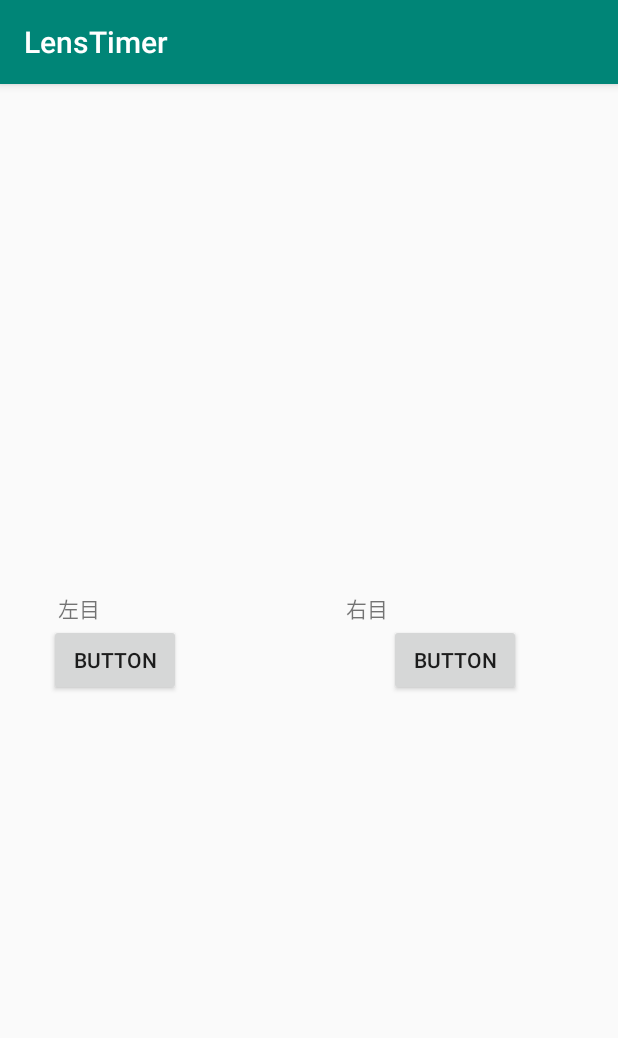
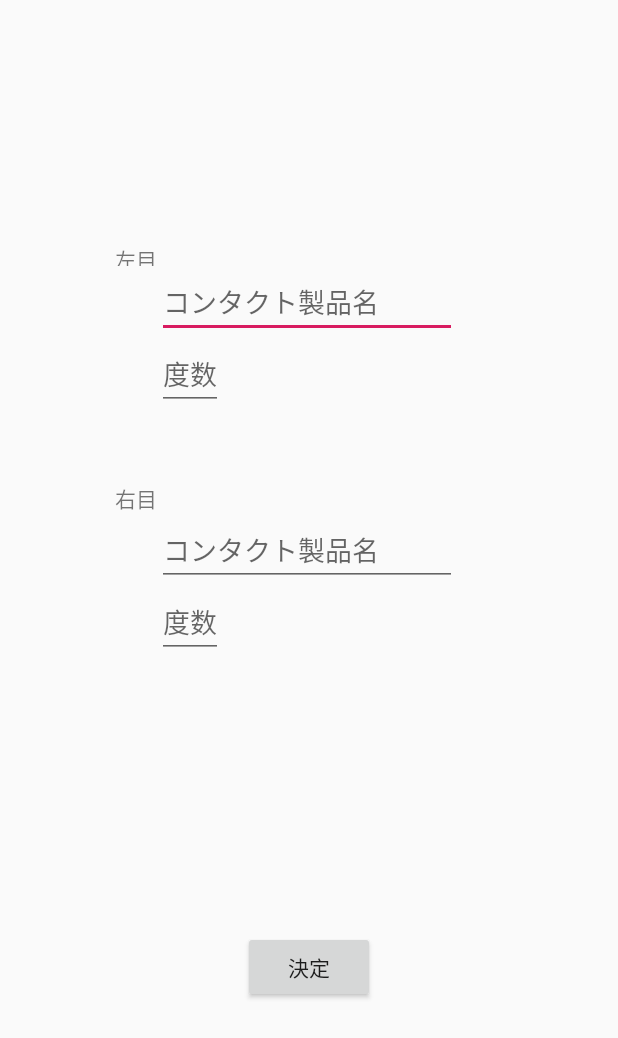
Before and after one commit to naokiur/LensTimer, an Android app: the screen it shows after launch (MainActivity before the commit, InitialSettingActivity after it), on a phone screen of 412 x 824 dp. Shown: the top 1038 px of the screen. Run offline under Robolectric (Android 15) with nearby library versions, the phone set to English and light mode, and no system bars.

Commit message:
Add Setting Activity

```diff
--- a/app/build.gradle
+++ b/app/build.gradle
@@ -25,7 +25,7 @@ android {
 
 dependencies {
     implementation fileTree(dir: 'libs', include: ['*.jar'])
-    implementation"org.jetbrains.kotlin:kotlin-stdlib-jdk7:$kotlin_version"
+    implementation "org.jetbrains.kotlin:kotlin-stdlib-jdk7:$kotlin_version"
     implementation 'androidx.appcompat:appcompat:1.0.2'
     implementation 'androidx.core:core-ktx:1.0.2'
     implementation 'com.google.android.material:material:1.0.0'
--- a/app/src/main/AndroidManifest.xml
+++ b/app/src/main/AndroidManifest.xml
@@ -10,6 +10,11 @@
             android:supportsRtl="true"
             android:theme="@style/AppTheme">
         <activity
+                android:name=".InitialSettingActivity"
+                android:label="@string/title_activity_initial_setting"
+                android:theme="@style/AppTheme.NoActionBar">
+        </activity>
+        <activity
                 android:name=".MainActivity"
                 android:label="@string/app_name">
             <intent-filter>
--- /dev/null
+++ b/app/src/main/kotlin/jp/ne/naokiur/lenstimer/InitialSettingActivity.kt
@@ -0,0 +1,64 @@
+package jp.ne.naokiur.lenstimer
+
+import android.os.Bundle
+import android.widget.Button
+import android.widget.EditText
+import android.widget.Toast
+import com.google.android.material.snackbar.Snackbar
+import androidx.appcompat.app.AppCompatActivity;
+import jp.ne.naokiur.lenstimer.models.Lens
+import jp.ne.naokiur.lenstimer.models.dao.LensDao
+
+import kotlinx.android.synthetic.main.activity_initial_setting.*
+import java.util.*
+
+class InitialSettingActivity : AppCompatActivity() {
+    private lateinit var rightProductName: EditText
+    private lateinit var rightLensPower: EditText
+    private lateinit var leftProductName: EditText
+    private lateinit var leftLensPower: EditText
+
+    private lateinit var settingExecute: Button
+
+    override fun onCreate(savedInstanceState: Bundle?) {
+        super.onCreate(savedInstanceState)
+        setContentView(R.layout.activity_initial_setting)
+
+        settingExecute = findViewById(R.id.settingExecute)
+
+        settingExecute.setOnClickListener {
+            val dao = LensDao(this)
+
+            rightProductName = findViewById(R.id.right_product_name)
+            rightLensPower = findViewById(R.id.right_lens_power)
+
+            leftProductName = findViewById(R.id.left_product_name)
+            leftLensPower = findViewById(R.id.left_lens_power)
+
+            val now = Calendar.getInstance().timeInMillis
+
+            val right = Lens(
+                rightProductName.text.toString(),
+                rightLensPower.text.toString().toBigDecimal(),
+                "R",
+                now
+            )
+
+            val left = Lens(
+                leftProductName.text.toString(),
+                leftLensPower.text.toString().toBigDecimal(),
+                "L",
+                now
+            )
+
+            dao.insert(right)
+            dao.insert(left)
+
+            finish()
+        }
+    }
+
+    override fun onBackPressed() {
+        Toast.makeText(this, "初期情報を入力して下さい。", Toast.LENGTH_SHORT).show()
+    }
+}
--- a/app/src/main/kotlin/jp/ne/naokiur/lenstimer/MainActivity.kt
+++ b/app/src/main/kotlin/jp/ne/naokiur/lenstimer/MainActivity.kt
@@ -1,5 +1,6 @@
 package jp.ne.naokiur.lenstimer
 
+import android.content.Intent
 import android.os.Bundle
 import android.widget.Button
 import android.widget.TextView
@@ -19,6 +20,13 @@ class MainActivity : AppCompatActivity() {
         super.onCreate(savedInstanceState)
         setContentView(R.layout.activity_main)
         val lensDao = LensDao(this)
+
+        val lenses = lensDao.selectAll()
+
+        if (lenses.count() == 0) {
+            val intent = Intent(this, InitialSettingActivity::class.java)
+            startActivity(intent)
+        }
 
 //        val navView: BottomNavigationView = findViewById(R.id.nav_view)
 
--- /dev/null
+++ b/app/src/main/res/layout/activity_initial_setting.xml
@@ -0,0 +1,79 @@
+<?xml version="1.0" encoding="utf-8"?>
+<androidx.constraintlayout.widget.ConstraintLayout
+        xmlns:android="http://schemas.android.com/apk/res/android"
+        xmlns:app="http://schemas.android.com/apk/res-auto"
+        xmlns:tools="http://schemas.android.com/tools"
+        android:id="@+id/container"
+        android:layout_width="match_parent"
+        android:layout_height="match_parent"
+        tools:context=".InitialSettingActivity">
+    <TextView
+            android:text="左目"
+            android:layout_width="wrap_content"
+            android:layout_height="15dp"
+            app:layout_constraintLeft_toLeftOf="parent"
+            app:layout_constraintRight_toRightOf="parent"
+            app:layout_constraintTop_toTopOf="parent"
+            app:layout_constraintBottom_toBottomOf="parent"
+            android:id="@+id/label_left_eye"
+            app:layout_constraintVertical_bias="0.2"
+            app:layout_constraintHorizontal_bias="0.2"
+    />
+    <EditText
+            android:layout_width="200dp"
+            android:layout_height="wrap_content"
+            android:hint="コンタクト製品名"
+            app:layout_constraintLeft_toRightOf="@id/label_left_eye"
+            app:layout_constraintTop_toBottomOf="@id/label_left_eye"
+            android:id="@+id/left_product_name"
+    />
+    <EditText
+            android:layout_width="wrap_content"
+            android:hint="度数"
+            android:layout_height="wrap_content"
+            app:layout_constraintLeft_toRightOf="@id/label_left_eye"
+            app:layout_constraintTop_toBottomOf="@id/left_product_name"
+            android:id="@+id/left_lens_power"
+    />
+    <TextView
+            android:text="@string/label_right_eye"
+            android:layout_width="wrap_content"
+            android:layout_height="wrap_content"
+            app:layout_constraintLeft_toLeftOf="parent"
+            app:layout_constraintRight_toRightOf="parent"
+            app:layout_constraintTop_toTopOf="parent"
+            app:layout_constraintBottom_toBottomOf="parent"
+            android:id="@+id/label_right_eye"
+            app:layout_constraintVertical_bias="0.4"
+            app:layout_constraintHorizontal_bias="0.2"
+    />
+    <EditText
+            android:layout_width="200dp"
+            android:layout_height="wrap_content"
+            android:hint="コンタクト製品名"
+            app:layout_constraintLeft_toRightOf="@id/label_right_eye"
+            app:layout_constraintTop_toBottomOf="@id/label_right_eye"
+            android:id="@+id/right_product_name"
+    />
+    <EditText
+            android:layout_width="wrap_content"
+            android:hint="度数"
+            android:layout_height="wrap_content"
+            app:layout_constraintLeft_toRightOf="@id/label_right_eye"
+            app:layout_constraintTop_toBottomOf="@id/right_product_name"
+            android:id="@+id/right_lens_power"
+    />
+    <Button
+            android:text="決定"
+            android:layout_width="wrap_content"
+            android:layout_height="wrap_content"
+            app:layout_constraintLeft_toLeftOf="parent"
+            app:layout_constraintRight_toRightOf="parent"
+            app:layout_constraintTop_toTopOf="parent"
+            app:layout_constraintBottom_toBottomOf="parent"
+            app:layout_constraintVertical_bias="0.8"
+            app:layout_constraintHorizontal_bias="0.5"
+            android:id="@+id/settingExecute"
+    />
+
+</androidx.constraintlayout.widget.ConstraintLayout>
--- a/app/src/main/res/values/dimens.xml
+++ b/app/src/main/res/values/dimens.xml
@@ -2,4 +2,5 @@
     <!-- Default screen margins, per the Android Design guidelines. -->
     <dimen name="activity_horizontal_margin">16dp</dimen>
     <dimen name="activity_vertical_margin">16dp</dimen>
+    <dimen name="fab_margin">16dp</dimen>
 </resources>
--- a/app/src/main/res/values/strings.xml
+++ b/app/src/main/res/values/strings.xml
@@ -5,4 +5,5 @@
     <string name="title_notifications">Notifications</string>
     <string name="label_left_eye">左目</string>
     <string name="label_right_eye">右目</string>
+    <string name="title_activity_initial_setting">InitialSettingActivity</string>
 </resources>
--- a/app/src/main/res/values/styles.xml
+++ b/app/src/main/res/values/styles.xml
@@ -7,5 +7,11 @@
         <item name="colorPrimaryDark">@color/colorPrimaryDark</item>
         <item name="colorAccent">@color/colorAccent</item>
     </style>
+    <style name="AppTheme.NoActionBar">
+        <item name="windowActionBar">false</item>
+        <item name="windowNoTitle">true</item>
+    </style>
+    <style name="AppTheme.AppBarOverlay" parent="ThemeOverlay.AppCompat.Dark.ActionBar"/>
+    <style name="AppTheme.PopupOverlay" parent="ThemeOverlay.AppCompat.Light"/>
 
 </resources>
```
Also changed, not shown: app/src/main/res/layout/content_initial_setting.xml (added, +12 -0 lines).
